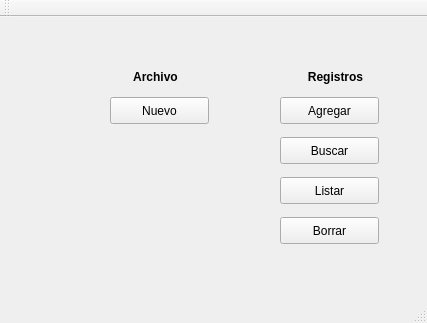
Old version of the form window.ui in the repository Denisse23/ProyectoArchivos.
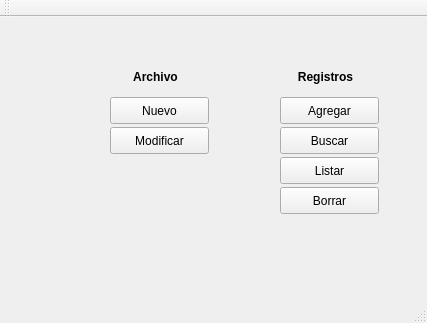
New version of the form.

```diff
--- a/window.ui
+++ b/window.ui
@@ -56,7 +56,7 @@
    <widget class="QLabel" name="label_2">
     <property name="geometry">
      <rect>
-      <x>290</x>
+      <x>280</x>
       <y>50</y>
       <width>91</width>
       <height>20</height>
@@ -70,7 +70,7 @@
     <property name="geometry">
      <rect>
       <x>280</x>
-      <y>200</y>
+      <y>170</y>
       <width>99</width>
       <height>27</height>
      </rect>
@@ -83,7 +83,7 @@
     <property name="geometry">
      <rect>
       <x>280</x>
-      <y>160</y>
+      <y>140</y>
       <width>99</width>
       <height>27</height>
      </rect>
@@ -96,7 +96,7 @@
     <property name="geometry">
      <rect>
       <x>280</x>
-      <y>120</y>
+      <y>110</y>
       <width>99</width>
       <height>27</height>
      </rect>
@@ -105,6 +105,19 @@
      <string>Buscar</string>
     </property>
    </widget>
+   <widget class="QPushButton" name="pushButton">
+    <property name="geometry">
+     <rect>
+      <x>110</x>
+      <y>110</y>
+      <width>99</width>
+      <height>27</height>
+     </rect>
+    </property>
+    <property name="text">
+     <string>Modificar</string>
+    </property>
+   </widget>
   </widget>
   <widget class="QMenuBar" name="menuBar">
    <property name="geometry">
```
Left out of the diff: 2 changed lines with no effect on the pictures.
